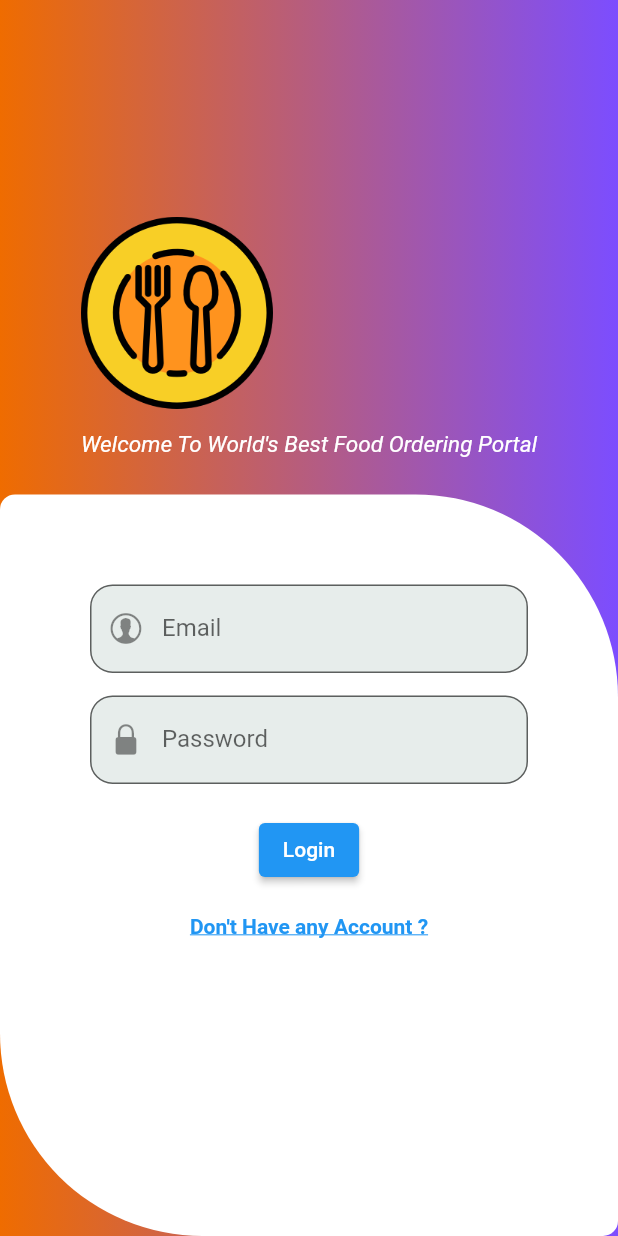
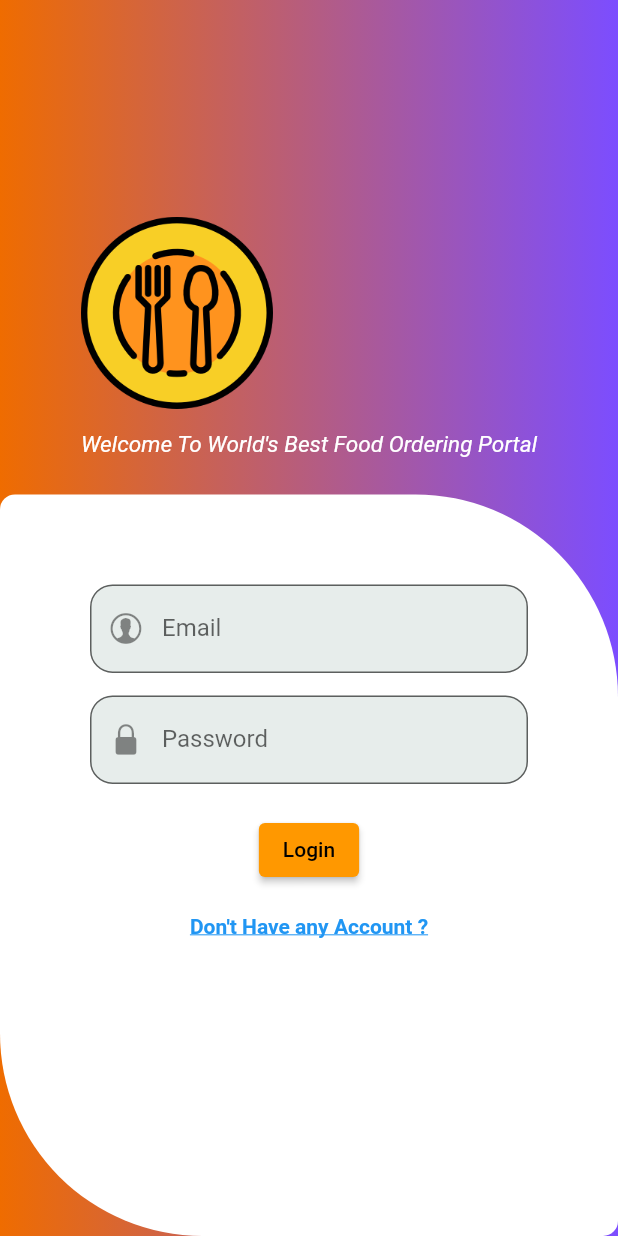
Before and after one commit to ajinkyavn1/FoodOrderingApp, a Flutter app: the screen it shows after launch, on a phone screen of 412 x 824 dp. Run offline on Flutter 3.47's test engine with Material 2 defaults, Android fonts, the phone set to English and light mode, and no system bars.

Commit message:
Theam Implemented

```diff
--- a/lib/main.dart
+++ b/lib/main.dart
@@ -4,6 +4,7 @@ import 'package:flutter/material.dart';
 import 'package:fooddelivery/SplashScreen.dart';
 
 import 'Page/Auth/LoginPage.dart';
+import 'Utills/Universalvariable.dart';
 
 void main() {
   runApp(MyApp());
@@ -14,11 +15,11 @@ class MyApp extends StatelessWidget {
   Widget build(BuildContext context) {
     return MaterialApp(
       debugShowCheckedModeBanner: false,
-      title: 'Flutter Demo',
-      theme: ThemeData(
-
-        primarySwatch: Colors.blue,
-      ),
+      title: 'Food Delivery Application',
+        theme: ThemeData(
+          primarySwatch: UniversalVariables.orangeColor,
+          visualDensity: VisualDensity.adaptivePlatformDensity,
+        ),
       home: SplashScreen(),
     );
   }
```
